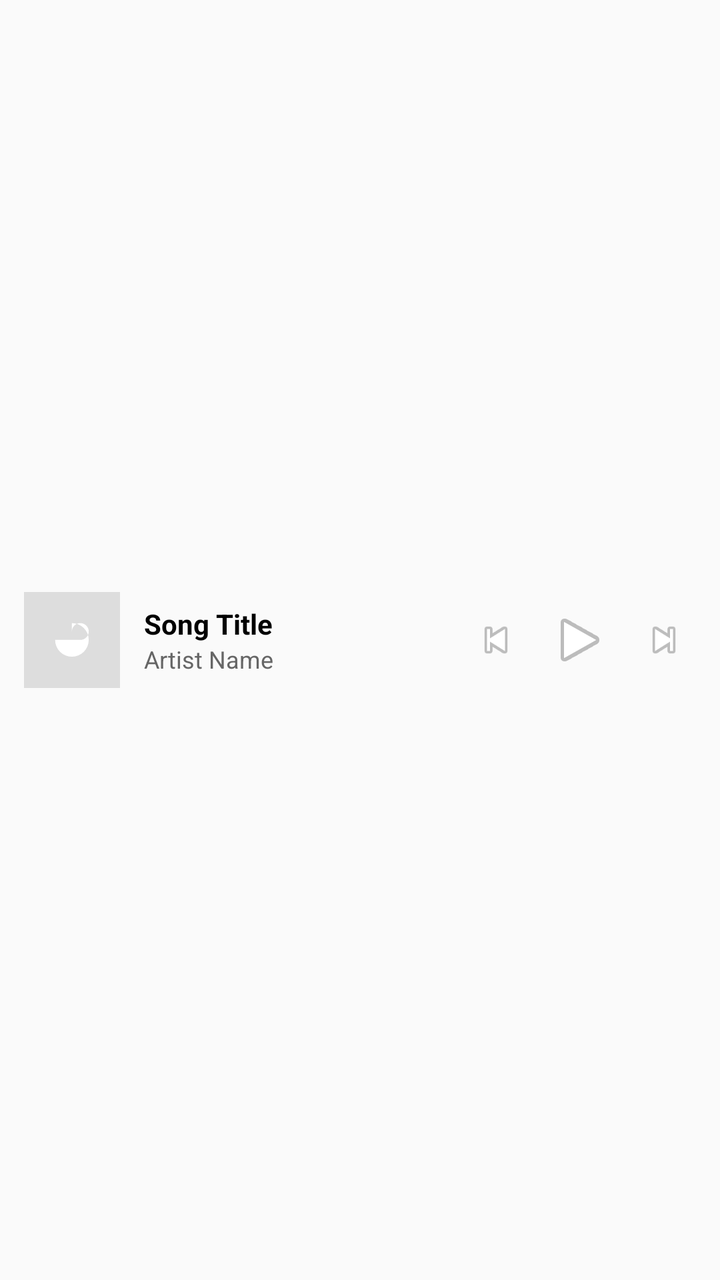
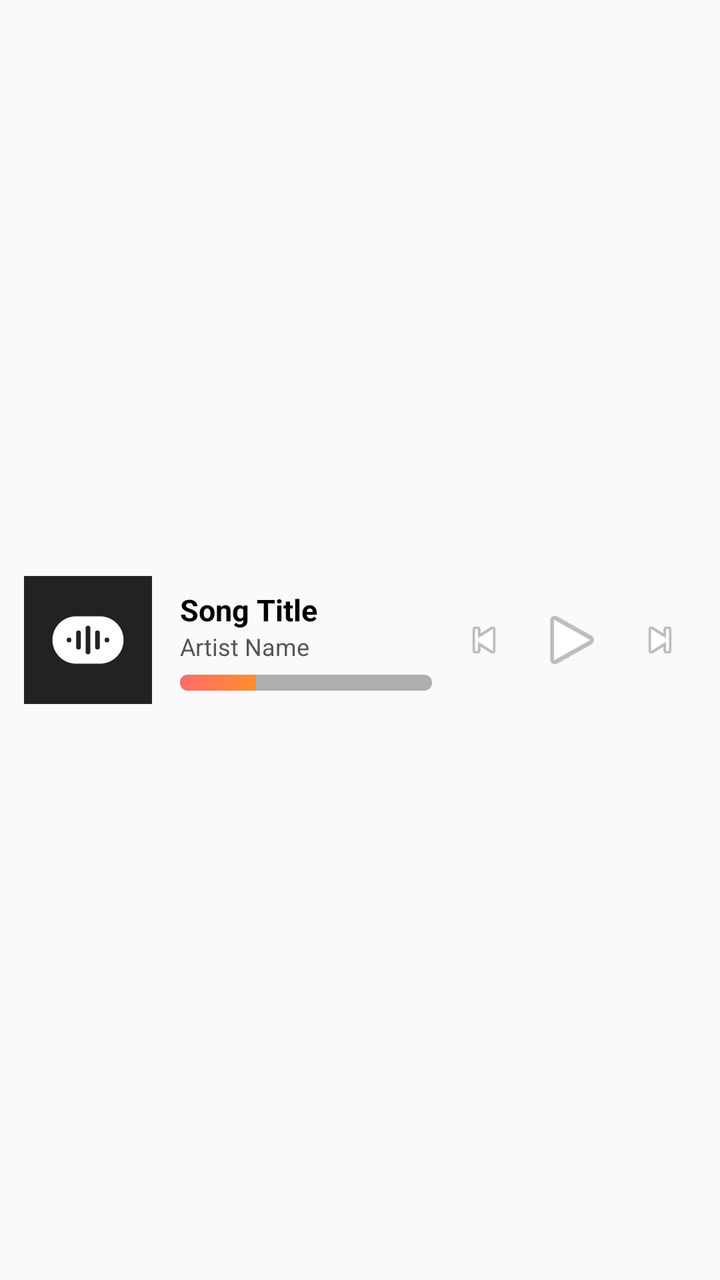

Two renders of the same Android screen: before a commit and after it. Below are the layout's source before the change and the commit's diff.
<!-- AndroidManifest.xml: application theme Theme.LiveMediaActivities -->
<!-- res/layout/notification_live_activity.xml -->
<?xml version="1.0" encoding="utf-8"?>
<LinearLayout xmlns:android="http://schemas.android.com/apk/res/android"
    xmlns:tools="http://schemas.android.com/tools"
    android:layout_width="match_parent"
    android:layout_height="wrap_content"
    android:orientation="horizontal"
    android:padding="12dp"
    android:gravity="center_vertical"
    android:background="@android:color/transparent">

    
    <ImageView
        android:id="@+id/notification_icon"
        android:layout_width="48dp"
        android:layout_height="48dp"
        android:scaleType="centerCrop"
        android:background="#DDDDDD"
        android:src="@drawable/ic_launcher_foreground"
        android:contentDescription="Album Art"
        style="@style/RoundedIcon" />

    <LinearLayout
        android:layout_width="0dp"
        android:layout_height="wrap_content"
        android:layout_weight="1"
        android:orientation="vertical"
        android:paddingStart="12dp"
        android:paddingEnd="8dp">

        <TextView
            android:id="@+id/notification_title"
            android:layout_width="match_parent"
            android:layout_height="wrap_content"
            android:text="Song Title"
            android:textSize="14sp"
            android:textStyle="bold"
            android:textColor="#000000"
            android:ellipsize="end"
            android:maxLines="1" />

        <TextView
            android:id="@+id/notification_artist"
            android:layout_width="match_parent"
            android:layout_height="wrap_content"
            android:text="Artist Name"
            android:textSize="12sp"
            android:textColor="#666666"
            android:ellipsize="end"
            android:maxLines="1" />
    </LinearLayout>

    
    
    <ImageView
        android:id="@+id/action_prev"
        android:layout_width="32dp"
        android:layout_height="32dp"
        android:padding="4dp"
        android:src="@android:drawable/ic_media_previous"
        android:contentDescription="Previous" />

    <ImageView
        android:id="@+id/action_play_pause"
        android:layout_width="36dp"
        android:layout_height="36dp"
        android:padding="2dp"
        android:layout_marginHorizontal="8dp"
        android:src="@android:drawable/ic_media_play"
        android:contentDescription="Play" />

    <ImageView
        android:id="@+id/action_next"
        android:layout_width="32dp"
        android:layout_height="32dp"
        android:padding="4dp"
        android:src="@android:drawable/ic_media_next"
        android:contentDescription="Next" />

</LinearLayout>
<!-- resources referenced by this layout -->
<resources>
  <!-- drawable ic_launcher_foreground (drawable) -->
  <vector xmlns:android="http://schemas.android.com/apk/res/android"
      android:width="108dp"
      android:height="108dp"
      android:viewportWidth="108"
      android:viewportHeight="108">
      <group android:scaleX="0.35"
          android:scaleY="0.35"
          android:translateX="35"
          android:translateY="35">
          <path
              android:fillColor="#FFFFFF"
              android:pathData="M54,27 L54,54 L81,54 A27,27 0 1,0 54,27 M54,0 A54,54 0 1,1 0,54 L54,54 L54,0 Z"/>
      </group>
  </vector>
  <style name="RoundedIcon">
          <item name="android:clipToOutline">true</item>
          <item name="android:outlineProvider">background</item>
      </style>
  <style name="Theme.LiveMediaActivities" parent="android:Theme.Material.Light.NoActionBar" />
</resources>

<!-- the commit's change to res/layout/notification_live_activity.xml (unified diff, before → after) -->
@@ -11,10 +11,10 @@
     
     <ImageView
         android:id="@+id/notification_icon"
-        android:layout_width="48dp"
-        android:layout_height="48dp"
+        android:layout_width="64dp"
+        android:layout_height="64dp"
         android:scaleType="centerCrop"
-        android:background="#DDDDDD"
+        android:background="#222222"
         android:src="@drawable/ic_launcher_foreground"
         android:contentDescription="Album Art"
         style="@style/RoundedIcon" />
@@ -24,7 +24,7 @@
         android:layout_height="wrap_content"
         android:layout_weight="1"
         android:orientation="vertical"
-        android:paddingStart="12dp"
+        android:paddingStart="14dp"
         android:paddingEnd="8dp">
 
         <TextView
@@ -32,7 +32,7 @@
             android:layout_width="match_parent"
             android:layout_height="wrap_content"
             android:text="Song Title"
-            android:textSize="14sp"
+            android:textSize="15sp"
             android:textStyle="bold"
             android:textColor="#000000"
             android:ellipsize="end"
@@ -44,36 +44,51 @@
             android:layout_height="wrap_content"
             android:text="Artist Name"
             android:textSize="12sp"
-            android:textColor="#666666"
+            android:textColor="#555555"
             android:ellipsize="end"
-            android:maxLines="1" />
+            android:maxLines="1"
+            android:layout_marginBottom="6dp" />
+
+        
+        <ProgressBar
+            android:id="@+id/media_progress"
+            style="@android:style/Widget.ProgressBar.Horizontal"
+            android:layout_width="match_parent"
+            android:layout_height="8dp"
+            android:max="1000"
+            android:progress="300"
+            android:progressDrawable="@drawable/progress_bar_funky"
+            android:background="@drawable/progress_bar_bg" />
+
     </LinearLayout>
 
     
-    
     <ImageView
         android:id="@+id/action_prev"
-        android:layout_width="32dp"
-        android:layout_height="32dp"
-        android:padding="4dp"
+        android:layout_width="36dp"
+        android:layout_height="36dp"
+        android:padding="6dp"
         android:src="@android:drawable/ic_media_previous"
-        android:contentDescription="Previous" />
+        android:contentDescription="Previous"
+        android:background="?android:attr/selectableItemBackgroundBorderless" />
 
     <ImageView
         android:id="@+id/action_play_pause"
-        android:layout_width="36dp"
-        android:layout_height="36dp"
-        android:padding="2dp"
-        android:layout_marginHorizontal="8dp"
+        android:layout_width="44dp"
+        android:layout_height="44dp"
+        android:padding="4dp"
+        android:layout_marginHorizontal="4dp"
         android:src="@android:drawable/ic_media_play"
-        android:contentDescription="Play" />
+        android:contentDescription="Play"
+        android:background="?android:attr/selectableItemBackgroundBorderless" />
 
     <ImageView
         android:id="@+id/action_next"
-        android:layout_width="32dp"
-        android:layout_height="32dp"
-        android:padding="4dp"
+        android:layout_width="36dp"
+        android:layout_height="36dp"
+        android:padding="6dp"
         android:src="@android:drawable/ic_media_next"
-        android:contentDescription="Next" />
+        android:contentDescription="Next"
+        android:background="?android:attr/selectableItemBackgroundBorderless" />
 
 </LinearLayout>
<!-- resource entries referenced after the edit -->
@@ -6,15 +6,56 @@
       android:height="108dp"
       android:viewportWidth="108"
       android:viewportHeight="108">
-      <group android:scaleX="0.35"
-          android:scaleY="0.35"
-          android:translateX="35"
-          android:translateY="35">
-          <path
-              android:fillColor="#FFFFFF"
-              android:pathData="M54,27 L54,54 L81,54 A27,27 0 1,0 54,27 M54,0 A54,54 0 1,1 0,54 L54,54 L54,0 Z"/>
-      </group>
+      
+      
+      
+      <path
+          android:fillColor="#FFFFFF"
+          android:fillType="evenOdd"
+          android:pathData="
+          M24,54 C24,42.95 32.95,34 44,34 H64 C75.05,34 84,42.95 84,54 C84,65.05 75.05,74 64,74 H44 C32.95,74 24,65.05 24,54 Z
+          
+          M36,54 A2,2 0 0 1 40,54 A2,2 0 0 1 36,54 Z
+          
+          M44,48 A2,2 0 0 1 48,48 V60 A2,2 0 0 1 44,60 Z
+          
+          M52,44 A2,2 0 0 1 56,44 V64 A2,2 0 0 1 52,64 Z
+          
+          M60,48 A2,2 0 0 1 64,48 V60 A2,2 0 0 1 60,60 Z
+          
+          M68,54 A2,2 0 0 1 72,54 A2,2 0 0 1 68,54 Z
+          " />
+  
   </vector>
+  <!-- drawable progress_bar_bg (drawable) -->
+  <?xml version="1.0" encoding="utf-8"?>
+  <shape xmlns:android="http://schemas.android.com/apk/res/android"
+      android:shape="rectangle">
+      <corners android:radius="4dp" />
+      <solid android:color="#22000000" />
+  </shape>
+  <!-- drawable progress_bar_funky (drawable) -->
+  <?xml version="1.0" encoding="utf-8"?>
+  <layer-list xmlns:android="http://schemas.android.com/apk/res/android">
+      <item android:id="@android:id/background">
+          <shape android:shape="rectangle">
+              <corners android:radius="4dp" />
+              <solid android:color="#33000000" />
+          </shape>
+      </item>
+      <item android:id="@android:id/progress">
+          <clip>
+              <shape android:shape="rectangle">
+                  <corners android:radius="4dp" />
+                  <gradient
+                      android:startColor="#FF6B6B"
+                      android:centerColor="#FFA500"
+                      android:endColor="#1DB954"
+                      android:angle="0" />
+              </shape>
+          </clip>
+      </item>
+  </layer-list>
   <style name="RoundedIcon">
           <item name="android:clipToOutline">true</item>
           <item name="android:outlineProvider">background</item>
